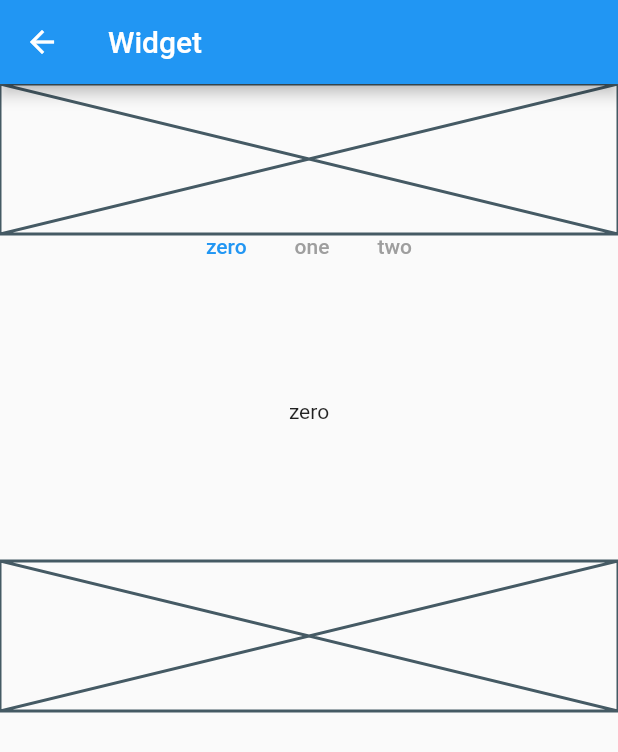
After one commit to muhiro12/flutter_playgrounds, a Flutter app: the screen it shows after launch, after a tap on "/list_tab", on a phone screen of 412 x 824 dp. The commit adds this screen. Shown: the top 752 px of the screen. Run offline on Flutter 3.47's test engine with Material 2 defaults, Android fonts, the phone set to English and light mode, and no system bars.

Commit message:
Add page for TabController with ListView

```diff
--- a/lib/page/home_page.dart
+++ b/lib/page/home_page.dart
@@ -11,6 +11,7 @@ class HomePage extends StatelessWidget {
       body: ListView(
         children: [
           _Tile(appRoute: AppRoute.defaultTab),
+          _Tile(appRoute: AppRoute.listTab),
         ],
       ),
     );
--- /dev/null
+++ b/lib/page/list_tab_page.dart
@@ -0,0 +1,67 @@
+import 'package:flutter/material.dart';
+
+class ListTabPage extends StatefulWidget {
+  @override
+  State<StatefulWidget> createState() => _ListTabPageState();
+}
+
+class _ListTabPageState extends State<ListTabPage>
+    with SingleTickerProviderStateMixin {
+  late TabController _tabController;
+
+  @override
+  void initState() {
+    _tabController = TabController(length: 3, vsync: this);
+    _tabController.addListener(() {
+      if (_tabController.indexIsChanging) {
+        setState(() => {});
+      }
+    });
+    super.initState();
+  }
+
+  @override
+  Widget build(BuildContext context) {
+    return Scaffold(
+      appBar: AppBar(
+        title: Text(this.widget.toString()),
+      ),
+      body: ListView(
+        children: [
+          Placeholder(
+            fallbackHeight: 100,
+          ),
+          Column(
+            children: [
+              TabBar(
+                controller: _tabController,
+                isScrollable: true,
+                indicatorColor: Colors.transparent,
+                labelColor: Theme.of(context).primaryColor,
+                unselectedLabelColor: Colors.grey,
+                tabs: [
+                  Text('zero'),
+                  Text('one'),
+                  Text('two'),
+                ],
+              ),
+              SizedBox(
+                height: 200,
+                child: Center(
+                  child: [
+                    Text('zero'),
+                    Text('one'),
+                    Text('two'),
+                  ][_tabController.index],
+                ),
+              )
+            ],
+          ),
+          Placeholder(
+            fallbackHeight: 100,
+          ),
+        ],
+      ),
+    );
+  }
+}
```
